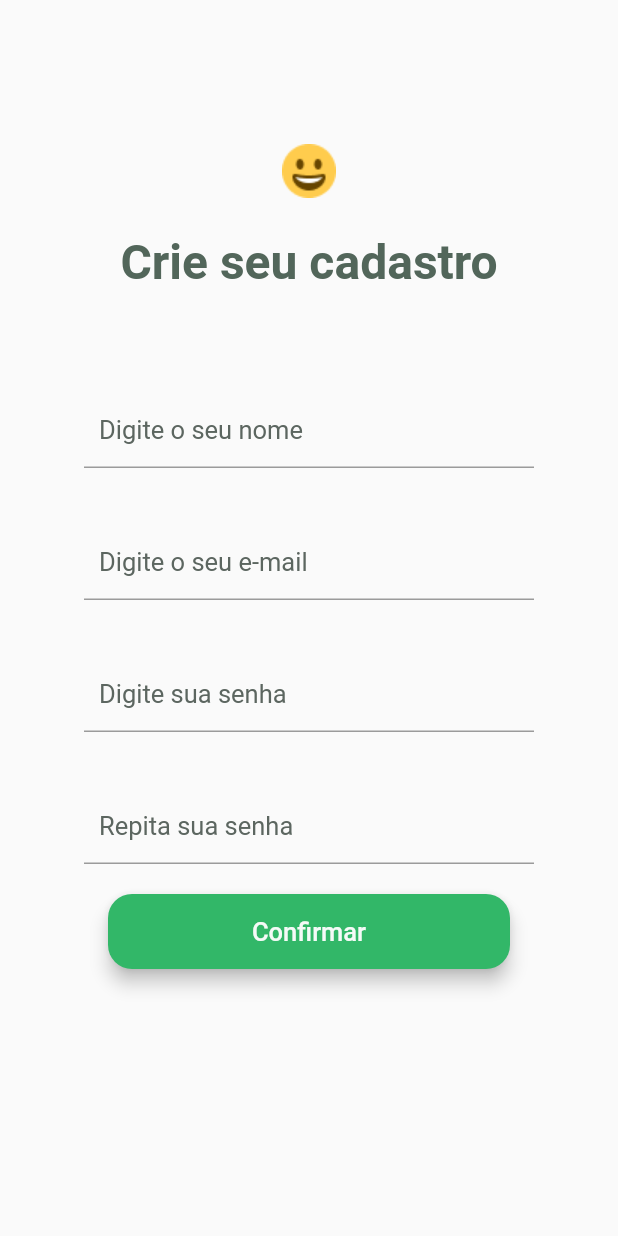
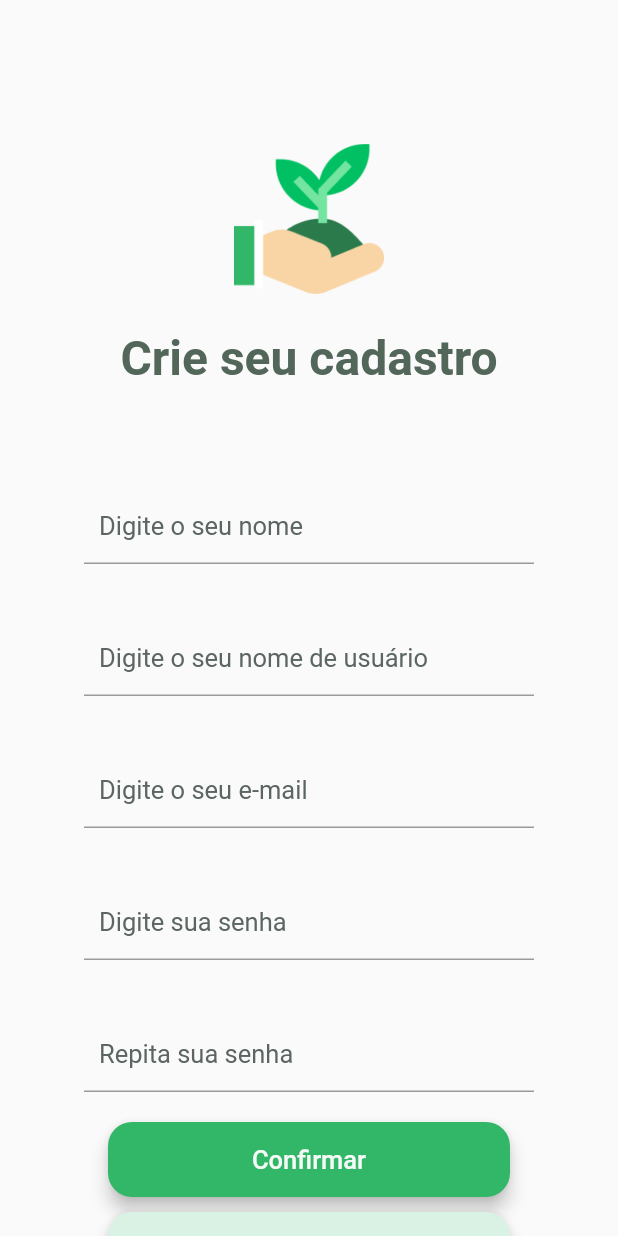
Before and after one commit to WesGtoX/plantmanager, a Flutter app: the Register screen opened directly, on a phone screen of 412 x 824 dp. Run offline on Flutter 3.47's test engine with Material 2 defaults, Android fonts, the light colour scheme and no system bars; our stand-ins replace flutter_svg, google_fonts, numberpicker; accounts and stored records are empty.

Commit message:
fix: handle login and register

```diff
--- a/lib/screens/Register/register_page.dart
+++ b/lib/screens/Register/register_page.dart
@@ -1,6 +1,8 @@
 import 'package:flutter/material.dart';
 import 'package:google_fonts/google_fonts.dart';
 import 'package:plantmanager/core/core.dart';
+import 'package:plantmanager/screens/Home/home_page.dart';
+import 'package:plantmanager/screens/Login/login_page.dart';
 
 class Register extends StatefulWidget {
   Register({ Key key }) : super(key: key);
@@ -11,11 +13,12 @@ class Register extends StatefulWidget {
 
 class _RegisterState extends State<Register> {
 
+  final _tedName = TextEditingController();
   final _tedPasswd = TextEditingController();
 
   final GlobalKey<FormState> _formKey = GlobalKey<FormState>();
 
-  String name, email, password, confirmPassword;
+  String name, username, email, password, confirmPassword;
 
   @override
   Widget build(BuildContext context) {
@@ -36,9 +39,9 @@ class _RegisterState extends State<Register> {
       children: [
         Container(
           margin: const EdgeInsets.only(top: 96),
-          height: 36,
-          width: 36,
-          child: Image.asset("assets/images/emoji_login.png")
+          height: 100,
+          width: 100,
+          child: Image.asset(AppImages.logo)
         ),
 
         Padding(
@@ -49,6 +52,11 @@ class _RegisterState extends State<Register> {
         Padding(
           padding: const EdgeInsets.symmetric(horizontal: 56, vertical: 20),
           child: textFormFieldName(),
+        ),
+
+        Padding(
+          padding: const EdgeInsets.symmetric(horizontal: 56, vertical: 20),
+          child: textFormFieldUsername(),
         ),
 
         Padding(
@@ -68,7 +76,12 @@ class _RegisterState extends State<Register> {
 
         Padding(
           padding: const EdgeInsets.symmetric(horizontal: 72),
-          child: materialButton(),
+          child: materialRegisterButton(),
+        ),
+
+        Padding(
+          padding: const EdgeInsets.symmetric(horizontal: 72, vertical: 10),
+          child: materialLoginButton(),
         ),
       ],
     );
@@ -82,6 +95,18 @@ class _RegisterState extends State<Register> {
       return "Informe o nome";
     } else if (!regExp.hasMatch(value)) {
       return "O nome deve conter caracteres de a-z ou A-Z";
+    }
+    return null;
+  }
+
+  String _validateUsername(String value) {
+    String patttern = r'(^[a-z0-9]*$)';
+    RegExp regExp = new RegExp(patttern);
+
+    if (value.length == 0) {
+      return "Informe o nome de usuário";
+    } else if (!regExp.hasMatch(value)) {
+      return "O nome deve conter caracteres de a-z ou 0-9";
     }
     return null;
   }
@@ -117,10 +142,7 @@ class _RegisterState extends State<Register> {
   _sendForm() {
     if (_formKey.currentState.validate()) {
       _formKey.currentState.save();
-      print("Nome $name");
-      print("Email $email");
-      print("Password 1 $password");
-      print("Password 2 $confirmPassword");
+      Navigator.push(context, MaterialPageRoute(builder: (context) => Home(name: _tedName.text)));
     } else {
       // setState(() { _validate = true; });
     }
@@ -130,11 +152,27 @@ class _RegisterState extends State<Register> {
     return TextFormField(
       obscureText: false,
       keyboardType: TextInputType.text,
+      controller: _tedName,
       validator: _validateName,
       onSaved: (String val) { name = val; },
       style: AppTextStyles.text,
       decoration: InputDecoration(
         labelText: "Digite o seu nome",
+        labelStyle: GoogleFonts.roboto(color: AppColors.bodyColor),
+        contentPadding: EdgeInsets.fromLTRB(10, 0, 10, 0),
+      ),
+    );
+  }
+
+  TextFormField textFormFieldUsername() {
+    return TextFormField(
+      obscureText: false,
+      keyboardType: TextInputType.text,
+      validator: _validateUsername,
+      onSaved: (String val) { name = val; },
+      style: AppTextStyles.text,
+      decoration: InputDecoration(
+        labelText: "Digite o seu nome de usuário",
         labelStyle: GoogleFonts.roboto(color: AppColors.bodyColor),
         contentPadding: EdgeInsets.fromLTRB(10, 0, 10, 0),
       ),
@@ -187,7 +225,7 @@ class _RegisterState extends State<Register> {
     );
   }
 
-  Material materialButton() {
+  Material materialRegisterButton() {
     return Material(
       elevation: 5.0,
       borderRadius: BorderRadius.circular(16),
@@ -207,4 +245,27 @@ class _RegisterState extends State<Register> {
       ),
     );
   }
+
+  Material materialLoginButton() {
+    return Material(
+      elevation: 5.0,
+      borderRadius: BorderRadius.circular(16),
+      color: AppColors.greenLightColor,
+      child: MaterialButton(
+        minWidth: MediaQuery.of(context).size.width,
+        padding: EdgeInsets.fromLTRB(20, 15, 20, 15),
+        child: Text("Voltar para o login",
+          style: GoogleFonts.roboto(
+            color: AppColors.greenDarkColor,
+            fontSize: 17,
+            fontWeight: FontWeight.w500
+          ),
+          textAlign: TextAlign.center
+        ),
+        onPressed: () {
+          Navigator.push(context, MaterialPageRoute(builder: (context) => Login()));
+        },
+      ),
+    );
+  }
 }
```
Also changed, not shown: lib/screens/Login/login_page.dart (+54 -10 lines).
